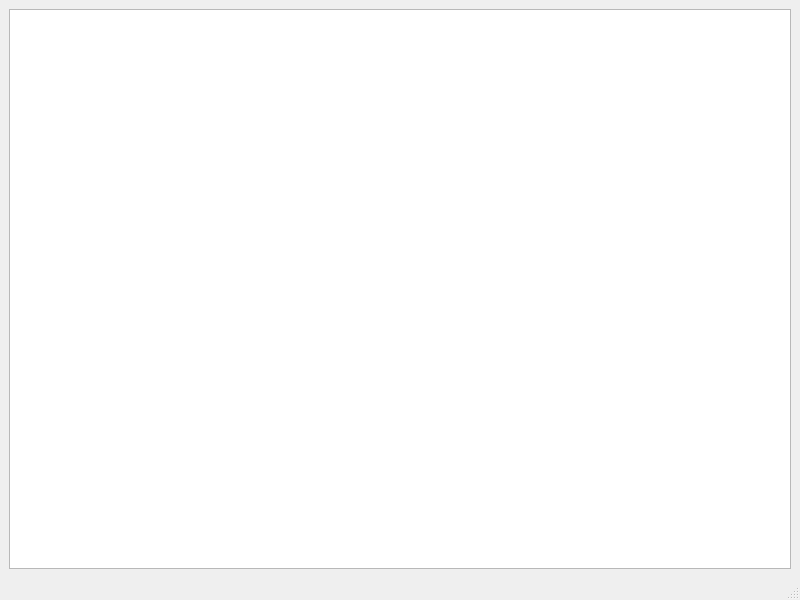
nrobbeGE1/projet-GL-space-invaders, file mainwindow.ui: the form before one commit.
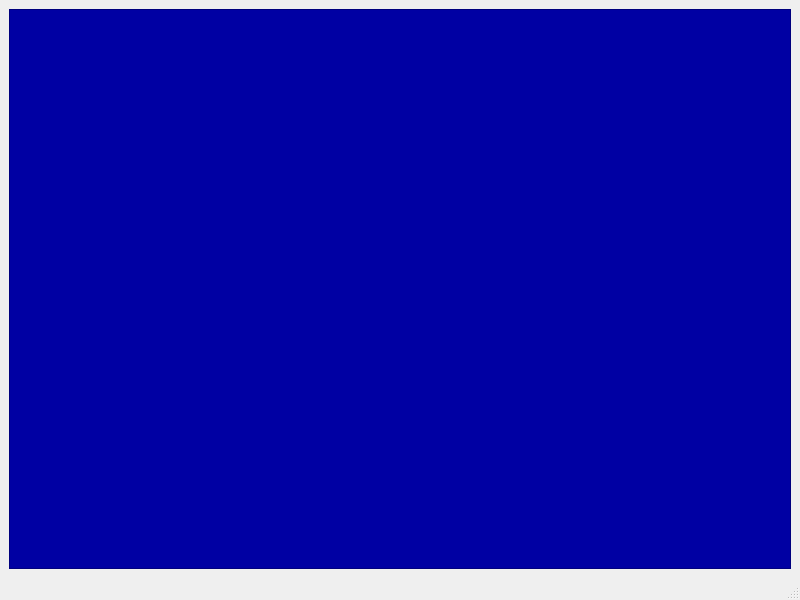
The form after the commit.

Diff of the .ui file:
```diff
--- a/mainwindow.ui
+++ b/mainwindow.ui
@@ -16,7 +16,11 @@
   <widget class="QWidget" name="centralwidget">
    <layout class="QGridLayout" name="gridLayout">
     <item row="0" column="0">
-     <widget class="QGraphicsView" name="graphicsView"/>
+     <widget class="QGraphicsView" name="graphicsView">
+      <property name="styleSheet">
+       <string notr="true">background-color: rgb(0, 0, 163);</string>
+      </property>
+     </widget>
     </item>
    </layout>
   </widget>
```
